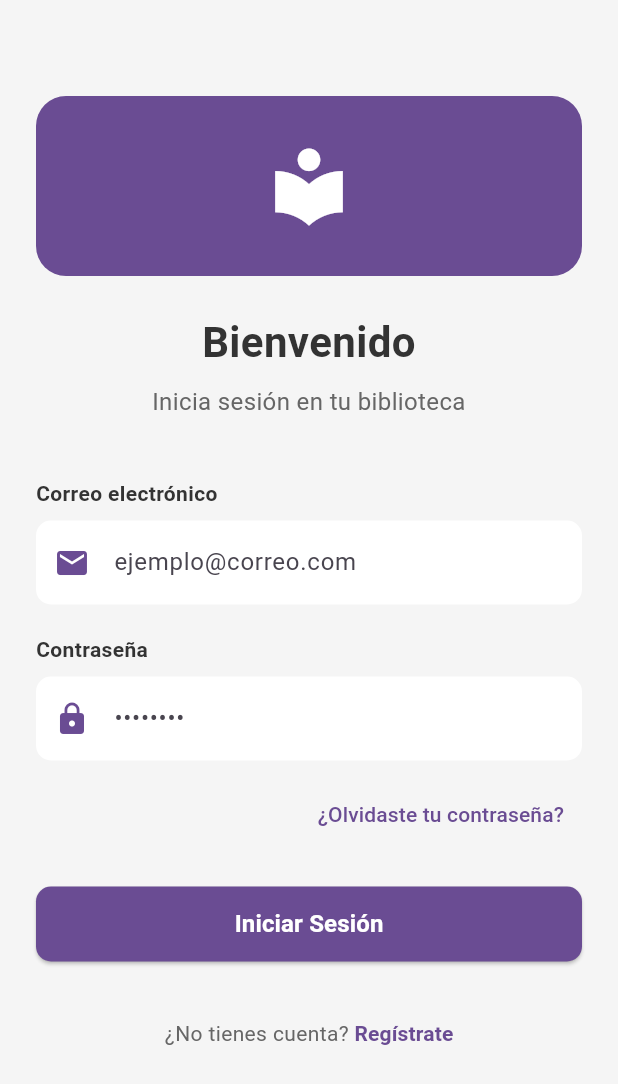
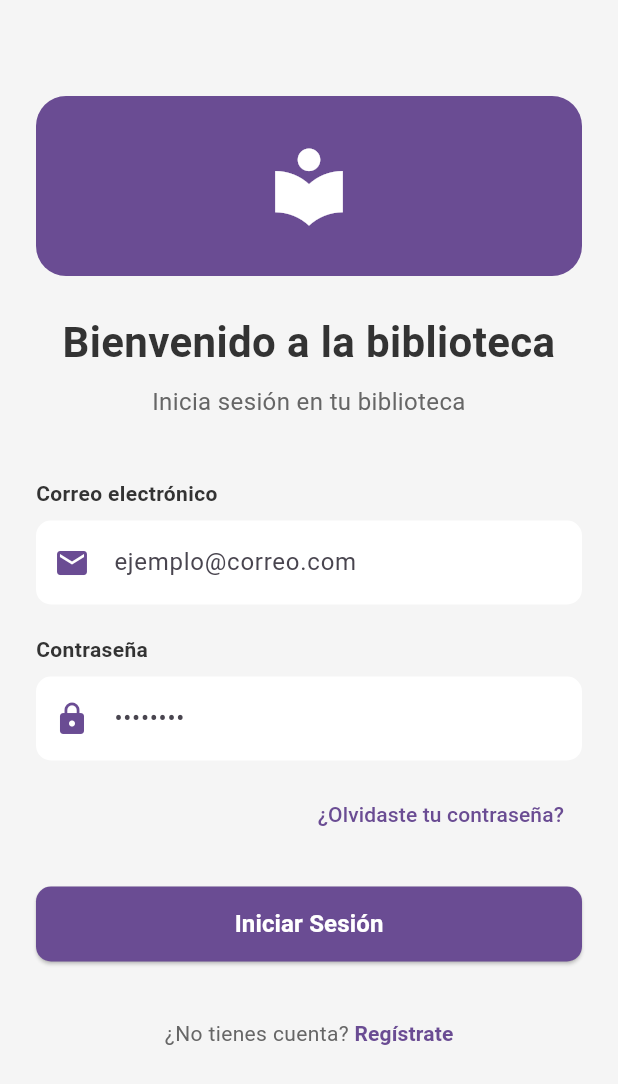
Before and after one commit to John-006/actividadGrupal-InterfazMovil, a Flutter app: the LoginPage screen opened directly, on a phone screen of 412 x 824 dp. Shown: the top 1084 px of the screen. Run offline on Flutter 3.47's test engine with Material 3 defaults, Android fonts, the phone set to English and light mode, and no system bars; our stand-ins replace flutter_dotenv, supabase_flutter; accounts and stored records are empty.

```diff
--- a/lib/screens/login_screen.dart
+++ b/lib/screens/login_screen.dart
@@ -31,7 +31,7 @@ class LoginPage extends StatelessWidget {
               const SizedBox(height: 24),
               // Título
               const Text(
-                'Bienvenido',
+                'Bienvenido a la biblioteca',
                 style: TextStyle(
                   fontSize: 28,
                   fontWeight: FontWeight.bold,
```
